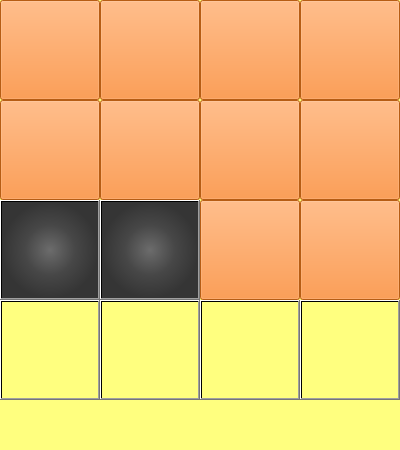
Before: the Qt Designer form NightmareRealm/mainwindow.ui in GrigoryPA/TagGame, drawn with Qt 5.
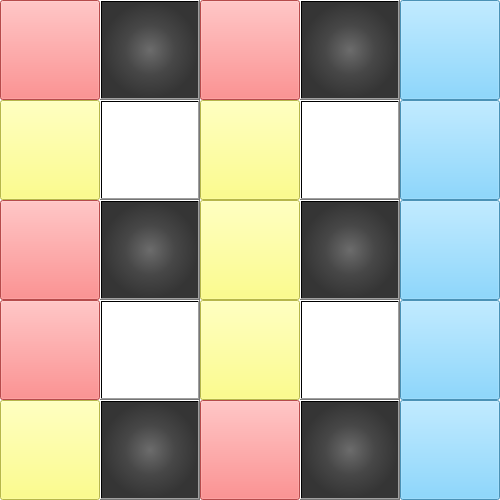
After: the same form once the commit is applied.

Commit message: make map 5x5

```diff
--- a/NightmareRealm/mainwindow.ui
+++ b/NightmareRealm/mainwindow.ui
@@ -6,15 +6,15 @@
    <rect>
     <x>0</x>
     <y>0</y>
-    <width>400</width>
-    <height>450</height>
+    <width>500</width>
+    <height>500</height>
    </rect>
   </property>
   <property name="windowTitle">
    <string>MainWindow</string>
   </property>
   <property name="styleSheet">
-   <string notr="true">background-color: rgb(255, 255, 127);</string>
+   <string notr="true">background-color: rgb(255, 255, 255);</string>
   </property>
   <widget class="QWidget" name="centralwidget">
    <widget class="QPushButton" name="pushButton_1">
@@ -35,7 +35,7 @@
      </font>
     </property>
     <property name="styleSheet">
-     <string notr="true">background-color: rgb(255, 130, 28);
+     <string notr="true">background-color: rgb(255, 105, 105);
 color: rgb(0, 0, 0);
 </string>
     </property>
@@ -46,8 +46,8 @@
    <widget class="QPushButton" name="pushButton_2">
     <property name="geometry">
      <rect>
-      <x>100</x>
-      <y>0</y>
+      <x>0</x>
+      <y>200</y>
       <width>100</width>
       <height>100</height>
      </rect>
@@ -61,7 +61,7 @@
      </font>
     </property>
     <property name="styleSheet">
-     <string notr="true">background-color: rgb(255, 130, 28);
+     <string notr="true">background-color: rgb(255, 105, 105);
 color: rgb(0, 0, 0);
 </string>
     </property>
@@ -87,7 +87,7 @@
      </font>
     </property>
     <property name="styleSheet">
-     <string notr="true">background-color: rgb(255, 130, 28);
+     <string notr="true">background-color: rgb(255, 105, 105);
 color: rgb(0, 0, 0);
 </string>
     </property>
@@ -98,8 +98,8 @@
    <widget class="QPushButton" name="pushButton_4">
     <property name="geometry">
      <rect>
-      <x>300</x>
-      <y>0</y>
+      <x>200</x>
+      <y>400</y>
       <width>100</width>
       <height>100</height>
      </rect>
@@ -113,7 +113,7 @@
      </font>
     </property>
     <property name="styleSheet">
-     <string notr="true">background-color: rgb(255, 130, 28);
+     <string notr="true">background-color: rgb(255, 105, 105);
 color: rgb(0, 0, 0);
 </string>
     </property>
@@ -124,7 +124,7 @@
    <widget class="QPushButton" name="pushButton_9">
     <property name="geometry">
      <rect>
-      <x>300</x>
+      <x>200</x>
       <y>200</y>
       <width>100</width>
       <height>100</height>
@@ -139,7 +139,7 @@
      </font>
     </property>
     <property name="styleSheet">
-     <string notr="true">background-color: rgb(255, 130, 28);
+     <string notr="true">background-color: rgb(255, 255, 105);
 color: rgb(0, 0, 0);
 </string>
     </property>
@@ -150,8 +150,8 @@
    <widget class="QPushButton" name="pushButton_10">
     <property name="geometry">
      <rect>
-      <x>200</x>
-      <y>200</y>
+      <x>0</x>
+      <y>400</y>
       <width>100</width>
       <height>100</height>
      </rect>
@@ -165,7 +165,7 @@
      </font>
     </property>
     <property name="styleSheet">
-     <string notr="true">background-color: rgb(255, 130, 28);
+     <string notr="true">background-color: rgb(255, 255, 105);
 color: rgb(0, 0, 0);
 </string>
     </property>
@@ -203,8 +203,8 @@
    <widget class="QPushButton" name="Rock_1">
     <property name="geometry">
      <rect>
-      <x>0</x>
-      <y>200</y>
+      <x>100</x>
+      <y>0</y>
       <width>100</width>
       <height>100</height>
      </rect>
@@ -258,8 +258,8 @@
    <widget class="QPushButton" name="voidButton_3">
     <property name="geometry">
      <rect>
-      <x>200</x>
-      <y>300</y>
+      <x>300</x>
+      <y>100</y>
       <width>100</width>
       <height>100</height>
      </rect>
@@ -314,8 +314,8 @@
    <widget class="QPushButton" name="pushButton_5">
     <property name="geometry">
      <rect>
-      <x>100</x>
-      <y>100</y>
+      <x>0</x>
+      <y>300</y>
       <width>100</width>
       <height>100</height>
      </rect>
@@ -329,7 +329,7 @@
      </font>
     </property>
     <property name="styleSheet">
-     <string notr="true">background-color: rgb(255, 130, 28);
+     <string notr="true">background-color: rgb(255, 105, 105);
 color: rgb(0, 0, 0);
 </string>
     </property>
@@ -341,7 +341,7 @@
     <property name="geometry">
      <rect>
       <x>200</x>
-      <y>100</y>
+      <y>300</y>
       <width>100</width>
       <height>100</height>
      </rect>
@@ -355,7 +355,7 @@
      </font>
     </property>
     <property name="styleSheet">
-     <string notr="true">background-color: rgb(255, 130, 28);
+     <string notr="true">background-color: rgb(255, 255, 105);
 color: rgb(0, 0, 0);
 </string>
     </property>
@@ -381,7 +381,7 @@
      </font>
     </property>
     <property name="styleSheet">
-     <string notr="true">background-color: rgb(255, 130, 28);
+     <string notr="true">background-color: rgb(255, 255, 105);
 color: rgb(0, 0, 0);
 </string>
     </property>
@@ -392,7 +392,7 @@
    <widget class="QPushButton" name="pushButton_8">
     <property name="geometry">
      <rect>
-      <x>300</x>
+      <x>200</x>
       <y>100</y>
       <width>100</width>
       <height>100</height>
@@ -407,7 +407,7 @@
      </font>
     </property>
     <property name="styleSheet">
-     <string notr="true">background-color: rgb(255, 130, 28);
+     <string notr="true">background-color: rgb(255, 255, 105);
 color: rgb(0, 0, 0);
 </string>
     </property>
@@ -418,8 +418,8 @@
    <widget class="QPushButton" name="voidButton_1">
     <property name="geometry">
      <rect>
-      <x>0</x>
-      <y>300</y>
+      <x>100</x>
+      <y>100</y>
       <width>100</width>
       <height>100</height>
      </rect>
@@ -443,17 +443,244 @@
      <string/>
     </property>
    </widget>
-  </widget>
-  <widget class="QStatusBar" name="statusbar"/>
-  <widget class="QMenuBar" name="menubar">
-   <property name="geometry">
-    <rect>
-     <x>0</x>
-     <y>0</y>
-     <width>400</width>
-     <height>20</height>
-    </rect>
-   </property>
+   <widget class="QPushButton" name="Rock_3">
+    <property name="geometry">
+     <rect>
+      <x>300</x>
+      <y>200</y>
+      <width>100</width>
+      <height>100</height>
+     </rect>
+    </property>
+    <property name="font">
+     <font>
+      <family>MS UI Gothic</family>
+      <pointsize>24</pointsize>
+      <weight>50</weight>
+      <bold>false</bold>
+     </font>
+    </property>
+    <property name="styleSheet">
+     <string notr="true">
+background-color: qradialgradient(spread:pad, cx:0.5, cy:0.5, radius:0.5, fx:0.5, fy:0.5, stop:0 rgba(108, 108, 108, 255), stop:0.522472 rgba(71, 71, 71, 255), stop:1 rgba(53, 53, 53, 255));
+color: rgb(0, 0, 0);
+</string>
+    </property>
+    <property name="text">
+     <string/>
+    </property>
+   </widget>
+   <widget class="QPushButton" name="Rock_4">
+    <property name="geometry">
+     <rect>
+      <x>100</x>
+      <y>400</y>
+      <width>100</width>
+      <height>100</height>
+     </rect>
+    </property>
+    <property name="font">
+     <font>
+      <family>MS UI Gothic</family>
+      <pointsize>24</pointsize>
+      <weight>50</weight>
+      <bold>false</bold>
+     </font>
+    </property>
+    <property name="styleSheet">
+     <string notr="true">
+background-color: qradialgradient(spread:pad, cx:0.5, cy:0.5, radius:0.5, fx:0.5, fy:0.5, stop:0 rgba(108, 108, 108, 255), stop:0.522472 rgba(71, 71, 71, 255), stop:1 rgba(53, 53, 53, 255));
+color: rgb(0, 0, 0);
+</string>
+    </property>
+    <property name="text">
+     <string/>
+    </property>
+   </widget>
+   <widget class="QPushButton" name="Rock_5">
+    <property name="geometry">
+     <rect>
+      <x>300</x>
+      <y>0</y>
+      <width>100</width>
+      <height>100</height>
+     </rect>
+    </property>
+    <property name="font">
+     <font>
+      <family>MS UI Gothic</family>
+      <pointsize>24</pointsize>
+      <weight>50</weight>
+      <bold>false</bold>
+     </font>
+    </property>
+    <property name="styleSheet">
+     <string notr="true">
+background-color: qradialgradient(spread:pad, cx:0.5, cy:0.5, radius:0.5, fx:0.5, fy:0.5, stop:0 rgba(108, 108, 108, 255), stop:0.522472 rgba(71, 71, 71, 255), stop:1 rgba(53, 53, 53, 255));
+color: rgb(0, 0, 0);
+</string>
+    </property>
+    <property name="text">
+     <string/>
+    </property>
+   </widget>
+   <widget class="QPushButton" name="Rock_6">
+    <property name="geometry">
+     <rect>
+      <x>300</x>
+      <y>400</y>
+      <width>100</width>
+      <height>100</height>
+     </rect>
+    </property>
+    <property name="font">
+     <font>
+      <family>MS UI Gothic</family>
+      <pointsize>24</pointsize>
+      <weight>50</weight>
+      <bold>false</bold>
+     </font>
+    </property>
+    <property name="styleSheet">
+     <string notr="true">
+background-color: qradialgradient(spread:pad, cx:0.5, cy:0.5, radius:0.5, fx:0.5, fy:0.5, stop:0 rgba(108, 108, 108, 255), stop:0.522472 rgba(71, 71, 71, 255), stop:1 rgba(53, 53, 53, 255));
+color: rgb(0, 0, 0);
+</string>
+    </property>
+    <property name="text">
+     <string/>
+    </property>
+   </widget>
+   <widget class="QPushButton" name="pushBlue_1">
+    <property name="geometry">
+     <rect>
+      <x>400</x>
+      <y>100</y>
+      <width>100</width>
+      <height>100</height>
+     </rect>
+    </property>
+    <property name="font">
+     <font>
+      <family>MS UI Gothic</family>
+      <pointsize>24</pointsize>
+      <weight>50</weight>
+      <bold>false</bold>
+     </font>
+    </property>
+    <property name="styleSheet">
+     <string notr="true">background-color: rgb(105, 205, 255);
+color: rgb(0, 0, 0);
+</string>
+    </property>
+    <property name="text">
+     <string/>
+    </property>
+   </widget>
+   <widget class="QPushButton" name="pushBlue_2">
+    <property name="geometry">
+     <rect>
+      <x>400</x>
+      <y>200</y>
+      <width>100</width>
+      <height>100</height>
+     </rect>
+    </property>
+    <property name="font">
+     <font>
+      <family>MS UI Gothic</family>
+      <pointsize>24</pointsize>
+      <weight>50</weight>
+      <bold>false</bold>
+     </font>
+    </property>
+    <property name="styleSheet">
+     <string notr="true">background-color: rgb(105, 205, 255);
+color: rgb(0, 0, 0);
+</string>
+    </property>
+    <property name="text">
+     <string/>
+    </property>
+   </widget>
+   <widget class="QPushButton" name="pushBlue_3">
+    <property name="geometry">
+     <rect>
+      <x>400</x>
+      <y>0</y>
+      <width>100</width>
+      <height>100</height>
+     </rect>
+    </property>
+    <property name="font">
+     <font>
+      <family>MS UI Gothic</family>
+      <pointsize>24</pointsize>
+      <weight>50</weight>
+      <bold>false</bold>
+     </font>
+    </property>
+    <property name="styleSheet">
+     <string notr="true">background-color: rgb(105, 205, 255);
+color: rgb(0, 0, 0);
+</string>
+    </property>
+    <property name="text">
+     <string/>
+    </property>
+   </widget>
+   <widget class="QPushButton" name="pushBlue_4">
+    <property name="geometry">
+     <rect>
+      <x>400</x>
+      <y>400</y>
+      <width>100</width>
+      <height>100</height>
+     </rect>
+    </property>
+    <property name="font">
+     <font>
+      <family>MS UI Gothic</family>
+      <pointsize>24</pointsize>
+      <weight>50</weight>
+      <bold>false</bold>
+     </font>
+    </property>
+    <property name="styleSheet">
+     <string notr="true">background-color: rgb(105, 205, 255);
+color: rgb(0, 0, 0);
+</string>
+    </property>
+    <property name="text">
+     <string/>
+    </property>
+   </widget>
+   <widget class="QPushButton" name="pushBlue_5">
+    <property name="geometry">
+     <rect>
+      <x>400</x>
+      <y>300</y>
+      <width>100</width>
+      <height>100</height>
+     </rect>
+    </property>
+    <property name="font">
+     <font>
+      <family>MS UI Gothic</family>
+      <pointsize>24</pointsize>
+      <weight>50</weight>
+      <bold>false</bold>
+     </font>
+    </property>
+    <property name="styleSheet">
+     <string notr="true">background-color: rgb(105, 205, 255);
+color: rgb(0, 0, 0);
+</string>
+    </property>
+    <property name="text">
+     <string/>
+    </property>
+   </widget>
   </widget>
  </widget>
  <resources/>
```
Left out of the diff: 20 changed lines with no effect on the pictures. The commit also changes 2 other files.
